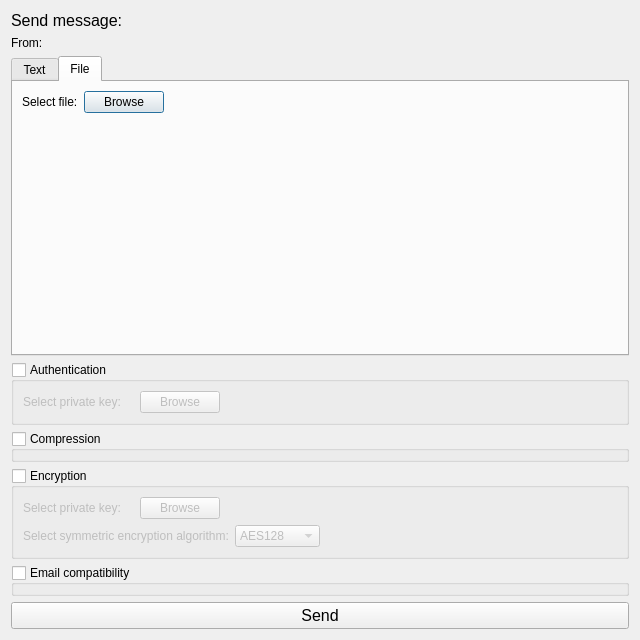
Above: src/ui/design/send.ui from lazar2222/Computer-Security-Project before the change. Below: the same form after it.
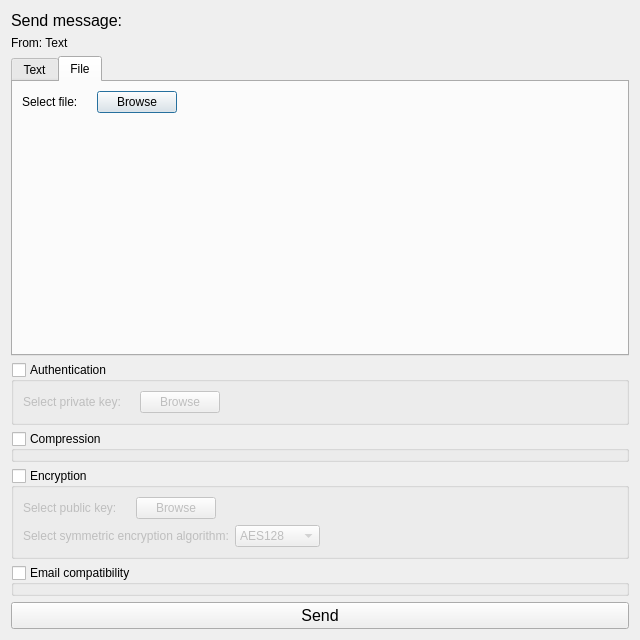
That is the form after the change. The open tabs and pages were chosen to show the change.

Commit message: send message pt1

The edit to the form file:
```diff
--- a/src/ui/design/send.ui
+++ b/src/ui/design/send.ui
@@ -46,7 +46,7 @@
       </font>
      </property>
      <property name="text">
-      <string>From:</string>
+      <string>From: Text</string>
      </property>
     </widget>
    </item>
@@ -135,7 +135,20 @@
           </widget>
          </item>
          <item>
-          <widget class="QPushButton" name="pushButton_2">
+          <widget class="QLabel" name="lPath">
+           <property name="sizePolicy">
+            <sizepolicy hsizetype="Fixed" vsizetype="Fixed">
+             <horstretch>0</horstretch>
+             <verstretch>0</verstretch>
+            </sizepolicy>
+           </property>
+           <property name="text">
+            <string/>
+           </property>
+          </widget>
+         </item>
+         <item>
+          <widget class="QPushButton" name="btnFile">
            <property name="sizePolicy">
             <sizepolicy hsizetype="Fixed" vsizetype="Fixed">
              <horstretch>0</horstretch>
@@ -337,7 +350,7 @@
            </sizepolicy>
           </property>
           <property name="text">
-           <string>Select private key:</string>
+           <string>Select public key:</string>
           </property>
          </widget>
         </item>
```
Left out of the diff: 41 changed lines with no effect on the pictures. The commit also changes 9 other files.
